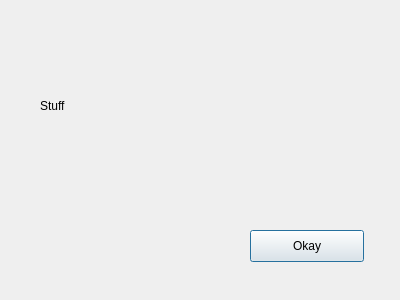
The window that push_gui/ui/no_dcmtk_dialog.ui (INCF/one_click) describes before a commit, drawn with Qt 5.
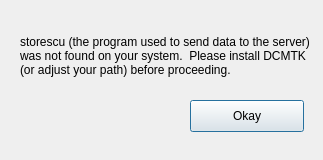
The same window after the commit.

Commit message: real text and formatting

```diff
--- a/push_gui/ui/no_dcmtk_dialog.ui
+++ b/push_gui/ui/no_dcmtk_dialog.ui
@@ -6,8 +6,8 @@
    <rect>
     <x>0</x>
     <y>0</y>
-    <width>400</width>
-    <height>300</height>
+    <width>323</width>
+    <height>160</height>
    </rect>
   </property>
   <property name="windowTitle">
@@ -16,8 +16,8 @@
   <widget class="QPushButton" name="okay_button">
    <property name="geometry">
     <rect>
-     <x>250</x>
-     <y>230</y>
+     <x>190</x>
+     <y>100</y>
      <width>114</width>
      <height>32</height>
     </rect>
@@ -29,14 +29,17 @@
   <widget class="QLabel" name="label">
    <property name="geometry">
     <rect>
-     <x>40</x>
-     <y>40</y>
-     <width>301</width>
-     <height>131</height>
+     <x>20</x>
+     <y>20</y>
+     <width>291</width>
+     <height>71</height>
     </rect>
    </property>
    <property name="text">
-    <string>Stuff</string>
+    <string>storescu (the program used to send data to the server) was not found on your system.  Please install DCMTK (or adjust your path) before proceeding.</string>
+   </property>
+   <property name="wordWrap">
+    <bool>true</bool>
    </property>
   </widget>
  </widget>
```
